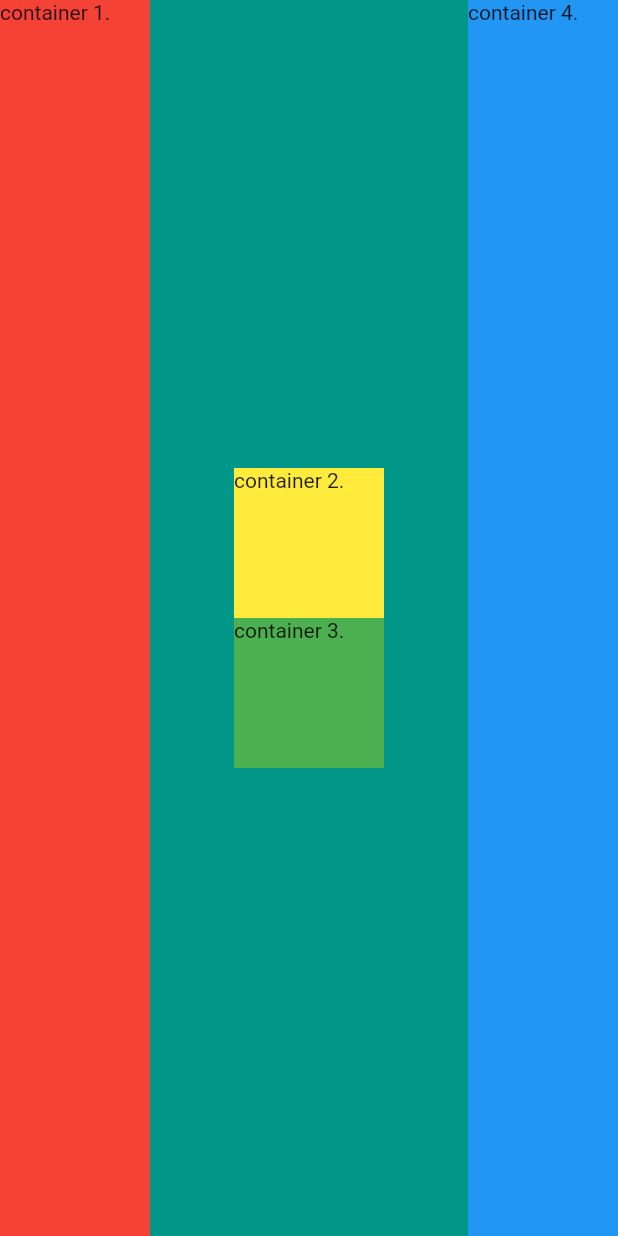
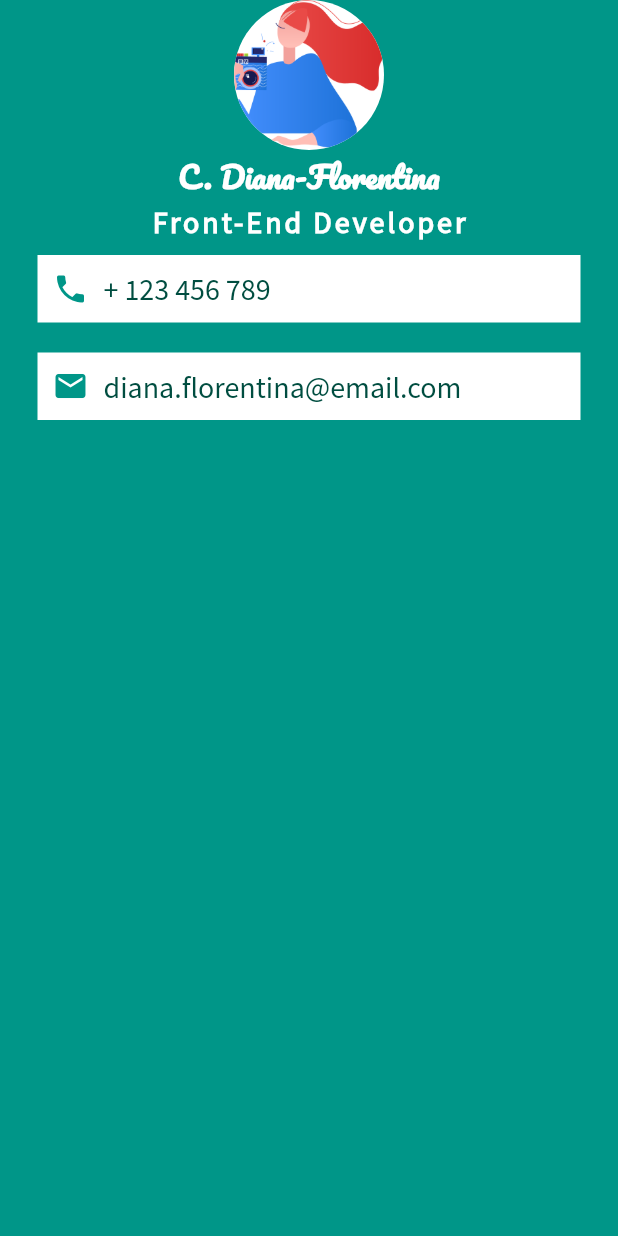
Before and after one commit to deelerium08/mi_card_flutter, a Flutter app: the screen it shows after launch, on a phone screen of 412 x 824 dp. Run offline on Flutter 3.47's test engine with Material 2 defaults, Android fonts, the phone set to English and light mode, and no system bars.

Commit message:
46-adding-material-icons-with-the-icon-widget

```diff
--- a/lib/main.dart
+++ b/lib/main.dart
@@ -14,38 +14,84 @@ class MyApp extends StatelessWidget {
       home: Scaffold(
         backgroundColor: Colors.teal,
         body: SafeArea(
-          child: Row(
-            crossAxisAlignment: CrossAxisAlignment.stretch,
-            mainAxisAlignment: MainAxisAlignment.spaceBetween,
-            children: [
-              Container(
-                width: 100.0,
-                color: Colors.red,
-                child: Text('container 1.'),
+          child: Column(
+            children: <Widget>[
+              CircleAvatar(
+                radius: 50.0,
+                backgroundColor: Colors.white,
+                backgroundImage: AssetImage('images/clip-389.png'),
               ),
-              Column(
-                crossAxisAlignment: CrossAxisAlignment.center,
-                mainAxisAlignment: MainAxisAlignment.center,
-                children: [
-                  Container(
-                    width: 100.0,
-                    height: 100.0,
-                    color: Colors.yellow,
-                    child: Text('container 2.'),
-                  ),
-                  Container(
-                    width: 100.0,
-                    height: 100.0,
-                    color: Colors.green,
-                    child: Text('container 3.'),
-                  ),
-                ],
+              Text(
+                'C. Diana-Florentina',
+                style: TextStyle(
+                  fontFamily: 'Pacifico',
+                  fontSize: 20.0,
+                  color: Colors.white,
+                  fontWeight: FontWeight.bold,
+                ),
+              ),
+              Text(
+                'Front-End Developer',
+                style: TextStyle(
+                    fontFamily: 'SourceSansPro',
+                    fontSize: 20.0,
+                    color: Colors.white,
+                    fontWeight: FontWeight.bold,
+                    letterSpacing: 2.0),
               ),
               Container(
-                width: 100.0,
-                color: Colors.blue,
-                child: Text('container 4.'),
+                padding: EdgeInsets.all(10.0),
+                margin: EdgeInsets.symmetric(
+                  vertical: 10.0,
+                  horizontal: 25.0,
+                ),
+                color: Colors.white,
+                child: Row(
+                  children: <Widget>[
+                    Icon(
+                      Icons.phone,
+                      color: Colors.teal,
+                    ),
+                    SizedBox(
+                      width: 10.0,
+                    ),
+                    Text(
+                      '+ 123 456 789',
+                      style: TextStyle(
+                        fontFamily: 'SourceSansPro',
+                        fontSize: 20.0,
+                        color: Colors.teal[900],
+                      ),
+                    ),
+                  ],
+                ),
               ),
+              Container(
+                color: Colors.white,
+                margin: EdgeInsets.symmetric(
+                  vertical: 10.0,
+                  horizontal: 25.0,
+                ),
+                padding: EdgeInsets.all(10.0),
+                child: Row(
+                  children: <Widget>[
+                    Icon(
+                      Icons.mail,
+                      color: Colors.teal,
+                    ),
+                    SizedBox(
+                      width: 10.0,
+                    ),
+                    Text(
+                      'diana.florentina@email.com',
+                      style: TextStyle(
+                          color: Colors.teal[900],
+                          fontFamily: 'SourceSansPro',
+                          fontSize: 20.0),
+                    )
+                  ],
+                ),
+              )
             ],
           ),
         ),
```
